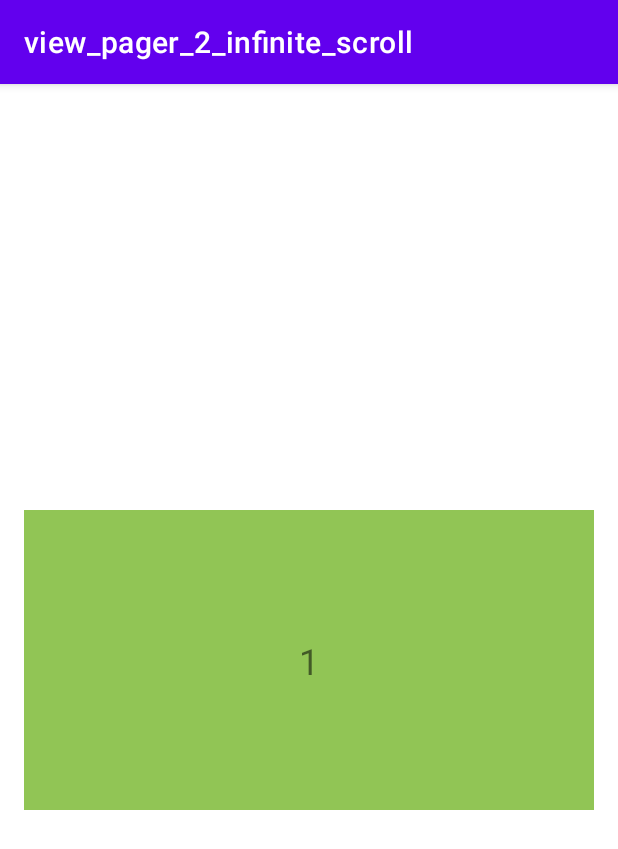
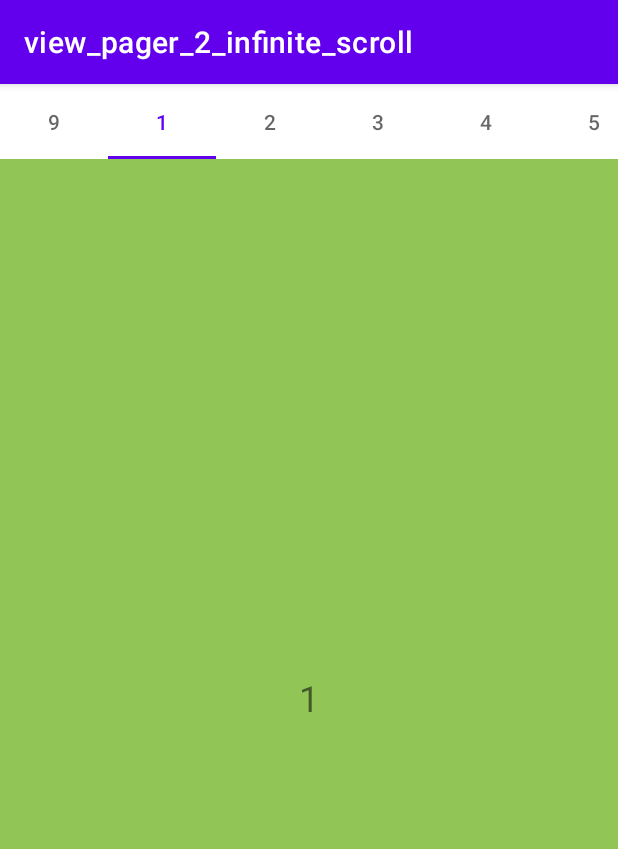
Before and after one commit to tatsuya-ss/view_pager_2_infinite_scroll, an Android app: the screen it shows after launch (MainActivity), on a phone screen of 412 x 824 dp. Shown: the top 849 px of the screen. Run offline under Robolectric (Android 15) with nearby library versions, the phone set to English and light mode, and no system bars; our stand-ins replace data binding.

Commit message:
TabLayoutMediator使って実装

```diff
--- a/app/src/main/java/jp/example/view_pager_2_infinite_scroll/MainActivity.kt
+++ b/app/src/main/java/jp/example/view_pager_2_infinite_scroll/MainActivity.kt
@@ -4,6 +4,7 @@ import androidx.appcompat.app.AppCompatActivity
 import android.os.Bundle
 import androidx.databinding.DataBindingUtil
 import androidx.viewpager2.widget.ViewPager2
+import com.google.android.material.tabs.TabLayoutMediator
 import jp.example.view_pager_2_infinite_scroll.databinding.ActivityMainBinding
 
 class MainActivity : AppCompatActivity() {
@@ -11,11 +12,17 @@ class MainActivity : AppCompatActivity() {
     private lateinit var binding: ActivityMainBinding
 
     private val sampleList: List<SampleData> = listOf(
-        SampleData(3, "#FF7B7B"), // フェイク用
+        SampleData(9, "#00FFFF"),
         SampleData(1, "#91C555"),
         SampleData(2, "#F48E37"),
-        SampleData(3, "#FF7B7B"),
-        SampleData(1, "#91C555"), // フェイク用
+        SampleData(3, "#FFEB3B"),
+        SampleData(4, "#FF7B7B"),
+        SampleData(5, "#FF0000"),
+        SampleData(6, "#9400D3"),
+        SampleData(7, "#7B68EE"),
+        SampleData(8, "#7FFFD4"),
+        SampleData(9, "#00FFFF"),
+        SampleData(1, "#91C555"),
         )
 
     override fun onCreate(savedInstanceState: Bundle?) {
@@ -28,7 +35,6 @@ class MainActivity : AppCompatActivity() {
         binding.infiniteViewPager.registerOnPageChangeCallback(object : ViewPager2.OnPageChangeCallback() {
             override fun onPageScrollStateChanged(state: Int) {
                 super.onPageScrollStateChanged(state)
-
                 if (state == ViewPager2.SCROLL_STATE_IDLE) {
                     when (binding.infiniteViewPager.currentItem) {
                         sampleList.size - 1 -> binding.infiniteViewPager.setCurrentItem(1, false)
@@ -42,6 +48,9 @@ class MainActivity : AppCompatActivity() {
 
             }
         })
+        TabLayoutMediator(binding.tabLayout, binding.infiniteViewPager) { tab, position ->
+            tab.text = sampleList[position].number.toString()
+        }.attach()
     }
 }
 
--- a/app/src/main/res/layout/activity_main.xml
+++ b/app/src/main/res/layout/activity_main.xml
@@ -10,19 +10,27 @@
     <androidx.constraintlayout.widget.ConstraintLayout
         android:layout_width="match_parent"
         android:layout_height="match_parent"
+        android:background="#3F51B5"
         tools:context=".MainActivity">
+
+        <com.google.android.material.tabs.TabLayout
+            android:id="@+id/tabLayout"
+            android:layout_width="match_parent"
+            android:layout_height="50dp"
+            app:layout_constraintEnd_toEndOf="parent"
+            app:layout_constraintStart_toStartOf="parent"
+            app:layout_constraintTop_toTopOf="parent"
+            app:tabMode="scrollable" />
 
         <androidx.viewpager2.widget.ViewPager2
             android:id="@+id/infiniteViewPager"
             android:layout_width="match_parent"
-            android:layout_height="200dp"
-            android:layout_marginStart="16dp"
-            android:layout_marginEnd="16dp"
+            android:layout_height="0dp"
             android:background="#009688"
             app:layout_constraintBottom_toBottomOf="parent"
             app:layout_constraintEnd_toEndOf="parent"
             app:layout_constraintStart_toStartOf="parent"
-            app:layout_constraintTop_toTopOf="parent" />
+            app:layout_constraintTop_toBottomOf="@+id/tabLayout" />
 
     </androidx.constraintlayout.widget.ConstraintLayout>
 </layout>
```
